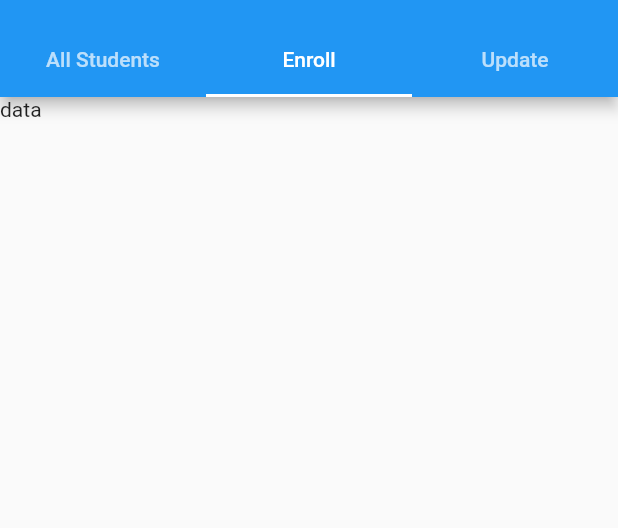
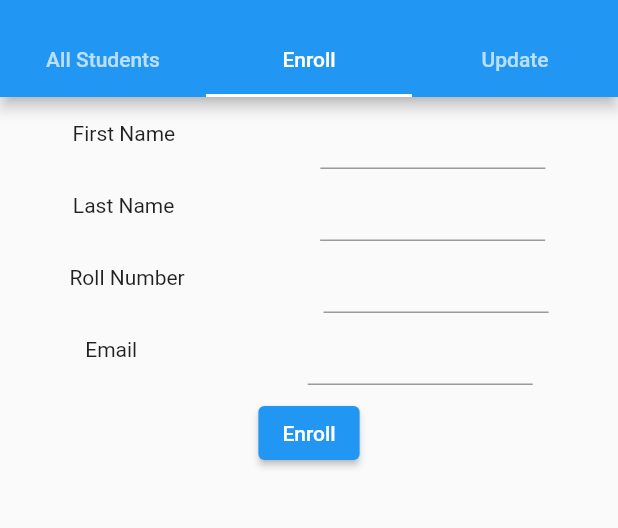
Before and after one commit to sd8capricon/sas-flutter, a Flutter app: the Student screen opened directly, tab 2 chosen, on a phone screen of 412 x 824 dp, the part 59-587 px from its top. Run offline on Flutter 3.47's test engine with Material 2 defaults, Android fonts, the phone set to English and light mode, and no system bars; our stand-ins replace shared_preferences; accounts and stored records are empty; network calls fail.

Commit message:
enroll students

```diff
--- a/lib/screens/student.dart
+++ b/lib/screens/student.dart
@@ -2,6 +2,7 @@ import 'package:flutter/material.dart';
 
 // Screens
 import 'package:sas/screens/student/all_students.dart';
+import 'package:sas/screens/student/enroll_student.dart';
 
 class Student extends StatefulWidget {
   const Student({Key? key}) : super(key: key);
@@ -35,7 +36,7 @@ class _StudentState extends State<Student> {
         body: const TabBarView(
           children: [
             AllStudents(),
-            Text('data'),
+            EnrollStudent(),
             Text('data'),
           ],
         ),
--- /dev/null
+++ b/lib/screens/student/enroll_student.dart
@@ -0,0 +1,149 @@
+import 'dart:convert';
+import 'package:sas/variables.dart';
+
+import 'package:flutter/material.dart';
+
+import 'package:http/http.dart' as http;
+
+class EnrollStudent extends StatefulWidget {
+  const EnrollStudent({Key? key}) : super(key: key);
+
+  @override
+  State<EnrollStudent> createState() => _EnrollStudentState();
+}
+
+class _EnrollStudentState extends State<EnrollStudent> {
+  final formKey = GlobalKey<FormState>();
+  var err = '';
+  var fNameController = TextEditingController();
+  var lNameController = TextEditingController();
+  var rollController = TextEditingController();
+  var emailController = TextEditingController();
+
+  void submit() async {
+    Map body = {
+      'roll_no': rollController.text,
+      'f_name': fNameController.text,
+      'l_name': lNameController.text,
+      'email': emailController.text
+    };
+    final url = Uri.parse('$host/student/0/');
+    final res = await http.post(url, body: body);
+    var data = jsonDecode(res.body);
+    switch (res.statusCode) {
+      case 400:
+        setState(() {
+          err = data['error'];
+        });
+        break;
+      case 200:
+        const snackBar = SnackBar(
+          content: Text('Student Enrolled'),
+        );
+        ScaffoldMessenger.of(context).showSnackBar(snackBar);
+        break;
+      default:
+    }
+  }
+
+  @override
+  Widget build(BuildContext context) {
+    return Form(
+      key: formKey,
+      child: Column(
+        children: [
+          Row(
+            mainAxisAlignment: MainAxisAlignment.spaceAround,
+            children: [
+              const Text('First Name'),
+              SizedBox(
+                child: TextFormField(
+                  textAlign: TextAlign.center,
+                  controller: fNameController,
+                  validator: (value) {
+                    if (value == null || value.isEmpty) {
+                      return 'Please enter some text';
+                    }
+                  },
+                ),
+                width: 150,
+              ),
+            ],
+          ),
+          Row(
+            mainAxisAlignment: MainAxisAlignment.spaceAround,
+            children: [
+              const Text('Last Name'),
+              SizedBox(
+                child: TextFormField(
+                  textAlign: TextAlign.center,
+                  controller: lNameController,
+                  validator: (value) {
+                    if (value == null || value.isEmpty) {
+                      return 'Please enter some text';
+                    }
+                  },
+                ),
+                width: 150,
+              ),
+            ],
+          ),
+          Row(
+            mainAxisAlignment: MainAxisAlignment.spaceAround,
+            children: [
+              const Text('Roll Number'),
+              SizedBox(
+                child: TextFormField(
+                  textAlign: TextAlign.center,
+                  controller: rollController,
+                  keyboardType: TextInputType.number,
+                  validator: (value) {
+                    if (value == null || value.isEmpty) {
+                      return 'Please enter some text';
+                    }
+                  },
+                ),
+                width: 150,
+              ),
+            ],
+          ),
+          Row(
+            mainAxisAlignment: MainAxisAlignment.spaceAround,
+            children: [
+              const Text('Email'),
+              SizedBox(
+                child: TextFormField(
+                  textAlign: TextAlign.center,
+                  controller: emailController,
+                  validator: (value) {
+                    if (value == null || value.isEmpty) {
+                      return 'Please enter some text';
+                    }
+                  },
+                ),
+                width: 150,
+              ),
+            ],
+          ),
+          Padding(
+            padding: const EdgeInsets.all(8.0),
+            child: ElevatedButton(
+              onPressed: () {
+                if (formKey.currentState!.validate()) {
+                  submit();
+                }
+              },
+              child: const Text('Enroll'),
+            ),
+          ),
+          Text(
+            err,
+            style: const TextStyle(
+              color: Colors.red,
+            ),
+          )
+        ],
+      ),
+    );
+  }
+}
```
Also changed, not shown: lib/screens/student/all_students.dart (+7 -3 lines).
